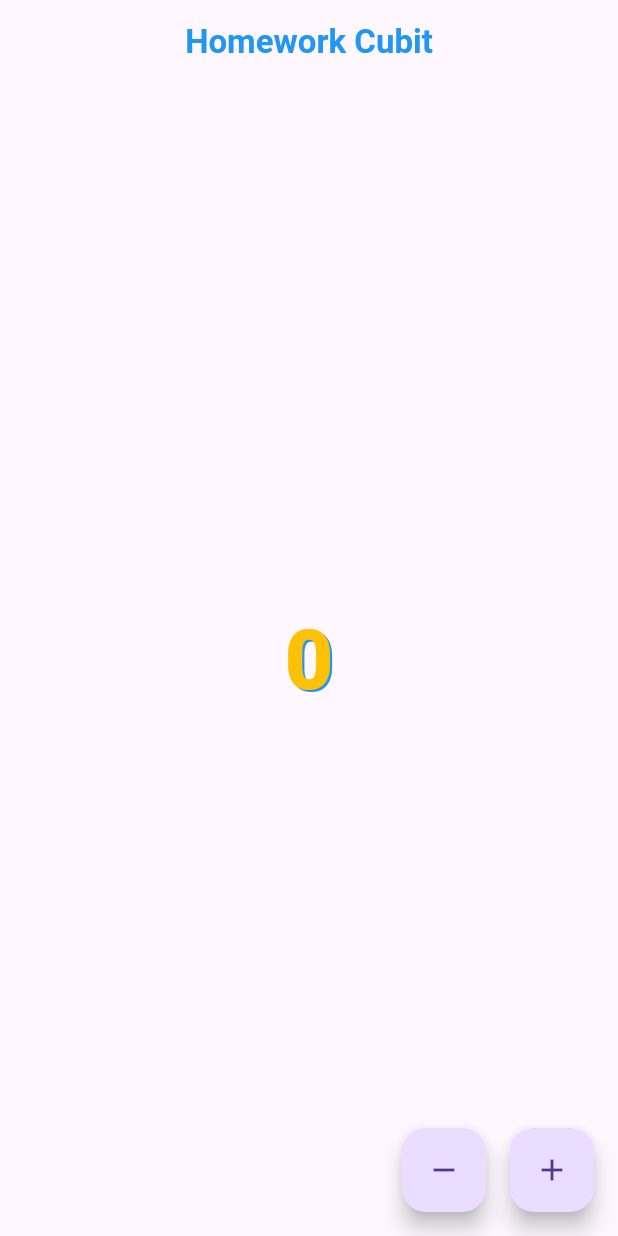
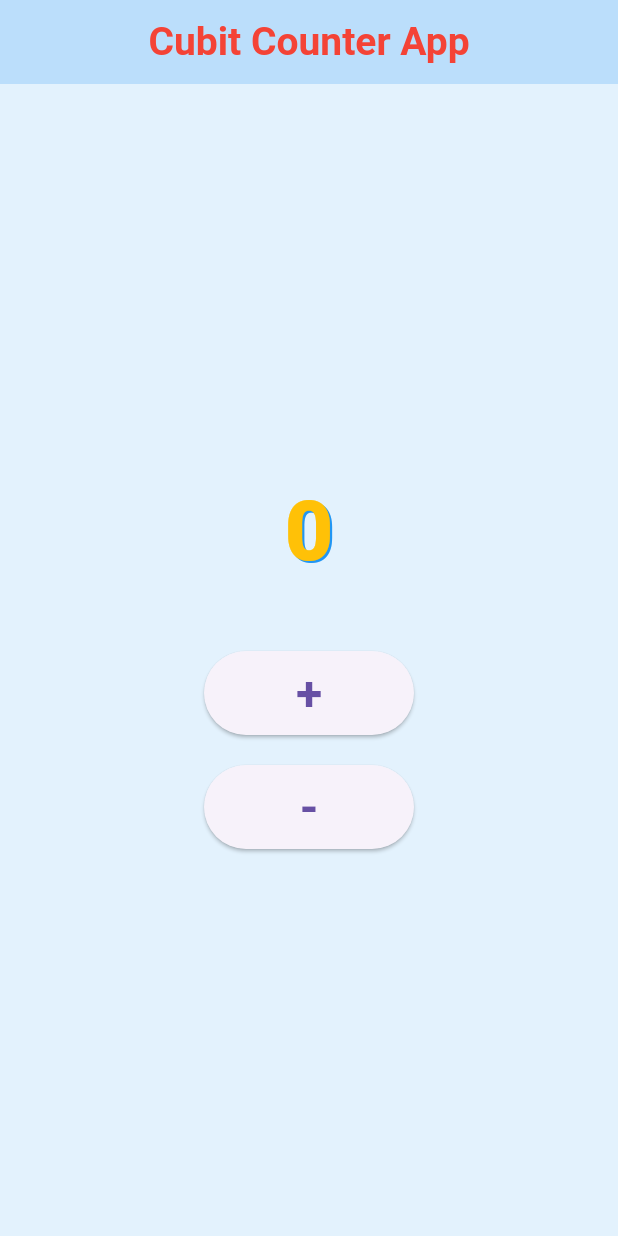
Before and after one commit to Rusgor/FLUTTER-02-FLUTTER, a Flutter app: the StateManagmentBaseScreen screen opened by its route, after a tap on "Cubit Example", on a phone screen of 412 x 824 dp. Run offline on Flutter 3.47's test engine with Material 3 defaults, Android fonts, the phone set to English and light mode, and no system bars; our stand-ins replace flutter_bloc, go_router.

Commit message:
feat: add Cubit and Bloc counter homework

```diff
--- /dev/null
+++ b/lib/lesson_18/homework_bloc/bloc/counter_bloc.dart
@@ -0,0 +1,24 @@
+import 'counter_event.dart';
+import 'counter_state.dart';
+import 'package:flutter_bloc/flutter_bloc.dart';
+
+
+class CounterBloc extends Bloc<CounterEvent, CounterState> {
+  CounterBloc() : super(const CounterState(counter: 0)) {
+    on<IncrementEvent>((event, emit) {
+      emit(
+        CounterState(
+          counter: state.counter + 1,
+        ),
+      );
+    });
+
+    on<DecrementEvent>((event, emit) {
+      emit(
+        CounterState(
+          counter: state.counter - 1,
+        ),
+      );
+    });
+  }
+}
--- /dev/null
+++ b/lib/lesson_18/homework_bloc/bloc/counter_event.dart
@@ -0,0 +1,5 @@
+abstract class CounterEvent {}
+
+class IncrementEvent extends CounterEvent {}
+
+class DecrementEvent extends CounterEvent {}
--- /dev/null
+++ b/lib/lesson_18/homework_bloc/bloc/counter_state.dart
@@ -0,0 +1,5 @@
+class CounterState {
+  final int counter;
+
+  const CounterState({required this.counter});
+}
--- a/lib/lesson_18/homework_cubit/homework_cubit_screen.dart
+++ b/lib/lesson_18/homework_cubit/homework_cubit_screen.dart
@@ -1,6 +1,6 @@
+import 'cubit/counter_cubit.dart';
 import 'package:flutter/material.dart';
 import 'package:flutter_bloc/flutter_bloc.dart';
-import 'package:flutter_02_flutter/lesson_18/homework_cubit/cubit/counter_cubit.dart';
 
 class HomeworkCubitScreen extends StatelessWidget {
   const HomeworkCubitScreen({super.key});
@@ -9,29 +9,29 @@ class HomeworkCubitScreen extends StatelessWidget {
   Widget build(BuildContext context) {
     return BlocProvider(
       create: (_) => CounterCubit(),
-      child: const HomeworkCubitView(),
-    );
-  }
-}
+      child: Scaffold(
+        backgroundColor: Colors.blue.shade50,
 
-class HomeworkCubitView extends StatelessWidget {
-  const HomeworkCubitView({super.key});
-
-  @override
-  Widget build(BuildContext context) {
-    return Scaffold(
         appBar: AppBar(
           centerTitle: true,
+          backgroundColor: Colors.blue.shade100,
           title: const Text(
-          'Homework Cubit',
-          style: TextStyle(fontWeight: FontWeight.bold, color: Colors.blue),
+            'Cubit Counter App',
+            style: TextStyle(
+              fontSize: 26,
+              fontWeight: FontWeight.bold,
+              color: Colors.red,
+            ),
           ),
         ),
 
         body: Center(
           child: BlocBuilder<CounterCubit, int>(
             builder: (context, state) {
-            return Text(
+              return Column(
+                mainAxisAlignment: MainAxisAlignment.center,
+                children: [
+                  Text(
                     '$state',
                     style: const TextStyle(
                       fontSize: 56,
@@ -45,32 +45,52 @@ class HomeworkCubitView extends StatelessWidget {
                         ),
                       ],
                     ),
+                  ),
+
+                  const SizedBox(height: 40),
+
+                  ElevatedButton(
+                    onPressed: () {
+                      context.read<CounterCubit>().increment();
+                    },
+
+                    style: ElevatedButton.styleFrom(
+                      minimumSize: const Size(140, 56),
+                    ),
+
+                    child: const Text(
+                      '+',
+                      style: TextStyle(
+                        fontSize: 32,
+                        fontWeight: FontWeight.bold,
+                      ),
+                    ),
+                  ),
+
+                  const SizedBox(height: 20),
+
+                  ElevatedButton(
+                    onPressed: () {
+                      context.read<CounterCubit>().decrement();
+                    },
+
+                    style: ElevatedButton.styleFrom(
+                      minimumSize: const Size(140, 56),
+                    ),
+
+                    child: const Text(
+                      '-',
+                      style: TextStyle(
+                        fontSize: 32,
+                        fontWeight: FontWeight.bold,
+                      ),
+                    ),
+                  ),
+                ],
               );
             },
           ),
         ),
-
-      floatingActionButton: Row(
-        mainAxisAlignment: MainAxisAlignment.end,
-        children: [
-          FloatingActionButton(
-            heroTag: 'decrement',
-            onPressed: () {
-              context.read<CounterCubit>().decrement();
-            },
-            child: const Icon(Icons.remove),
-          ),
-
-          const SizedBox(width: 16),
-
-          FloatingActionButton(
-            heroTag: 'increment',
-            onPressed: () {
-              context.read<CounterCubit>().increment();
-            },
-            child: const Icon(Icons.add),
-          ),
-        ],
       ),
     );
   }
--- a/lib/lesson_18/state_managment_base_screen.dart
+++ b/lib/lesson_18/state_managment_base_screen.dart
@@ -11,7 +11,7 @@ class StateManagmentBaseScreen extends StatelessWidget {
         centerTitle: true,
         title: const Text(
           'State Management',
-          style: TextStyle(fontWeight: FontWeight.bold),
+          style: TextStyle(fontWeight: FontWeight.bold, color: Colors.red),
         ),
       ),
 
@@ -22,14 +22,42 @@ class StateManagmentBaseScreen extends StatelessWidget {
           children: [
             ElevatedButton(
               onPressed: () => context.go('/homework-cubit'),
-              child: const Text('Cubit Example'),
+              child: const Text(
+                'Cubit Example',
+                style: TextStyle(
+                  fontSize: 24,
+                  fontWeight: FontWeight.bold,
+                  color: Colors.blue,
+                  shadows: [
+                    Shadow(
+                      color: Colors.amber,
+                      offset: Offset(1.5, 1.5),
+                      blurRadius: 0,
+                    ),
+                  ],
+                ),
+              ),
             ),
 
             const SizedBox(height: 16),
 
             ElevatedButton(
               onPressed: () => context.go('/homework-bloc'),
-              child: const Text('Bloc Example'),
+              child: const Text(
+                'Bloc Example',
+                style: TextStyle(
+                  fontSize: 24,
+                  fontWeight: FontWeight.bold,
+                  color: Colors.blue,
+                  shadows: [
+                    Shadow(
+                      color: Colors.amber,
+                      offset: Offset(1.5, 1.5),
+                      blurRadius: 0,
+                    ),
+                  ],
+                ),
+              ),
             ),
           ],
         ),
--- a/lib/main.dart
+++ b/lib/main.dart
@@ -42,7 +42,7 @@ class HomeScreen extends StatelessWidget {
             const SizedBox(height: 12),
 
             FeatureCard(
-              title: 'HW-18. State managment',
+              title: 'HW-18. State managment (Lesson 18)',
               onTap: () => context.go('/state-management'),
             ),
           ],
```
Also changed, not shown: lib/lesson_18/homework_bloc/homework_bloc_screen.dart (+92 -3 lines). Lines whose indentation alone changed are shown as unchanged.
